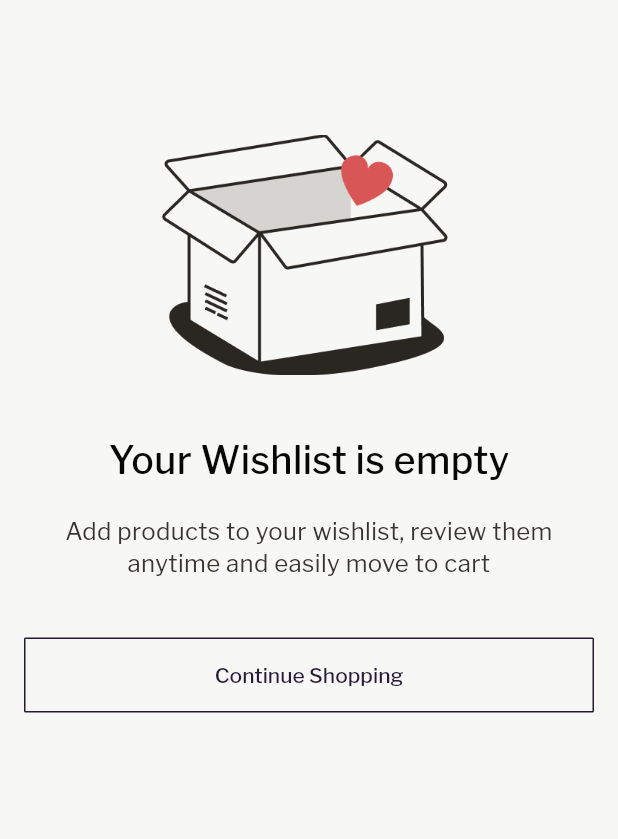
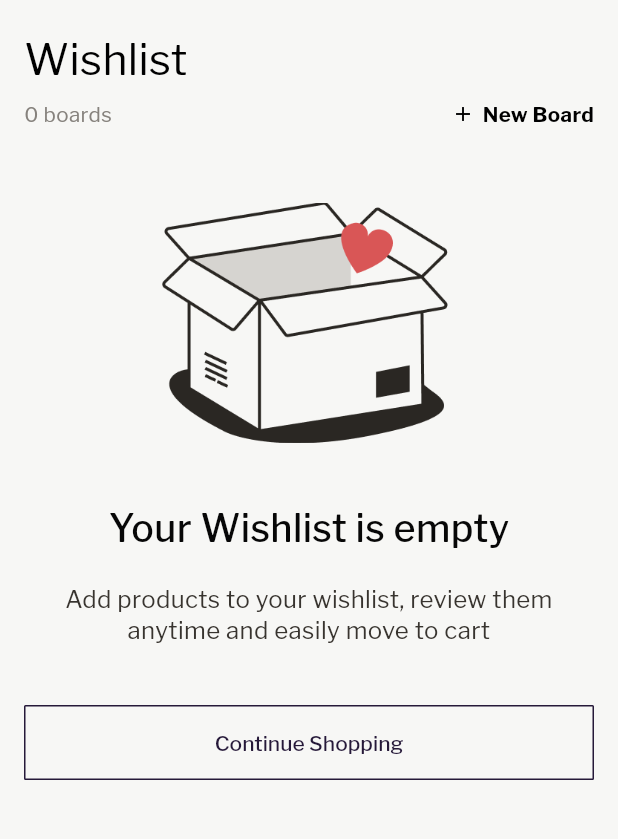
Before and after one commit to LaFetch2026/Lf_Application_Production, a Flutter app: the WishlistScreen screen opened directly, on a phone screen of 412 x 824 dp, the part 120-959 px from its top. Run offline on Flutter 3.47's test engine with Material 3 defaults, Android fonts, the phone set to English and light mode, and no system bars; our stand-ins replace cached_network_image, dropdown_button2, flutter_cache_manager, flutter_otp_text_field, flutter_rating_bar, flutter_screenutil and 5 more; accounts and stored records are empty; network calls fail.

Commit message:
solved wishlist issue

```diff
--- a/lib/controller/wishlist_controller.dart
+++ b/lib/controller/wishlist_controller.dart
@@ -20,6 +20,7 @@ class WishlistController extends BaseController {
   List wishlistList = [].obs;
   List deleteidList = [].obs;
   List productList = [].obs;
+  List wishListProduct = [].obs;
   RxInt addItem = 0.obs;
   RxInt productId = 0.obs;
   final boardNameController = TextEditingController();
@@ -177,8 +178,13 @@ class WishlistController extends BaseController {
           });
       var responseData = json.decode(response.body);
       if (response.statusCode == 200) {
+        print(responseData);
         if (responseData != null) {
           wishlistDetails = responseData;
+          if (responseData["products"].isNotEmpty) {
+            wishListProduct = responseData["products"];
+            print(wishListProduct);
+          }
         }
       } else if (response.statusCode == 500) {
         getSnackBar("Server Error");
--- a/lib/screens/wishlistscreen.dart
+++ b/lib/screens/wishlistscreen.dart
@@ -65,6 +65,72 @@ class WishlistScreenState extends State<WishlistScreen> {
               child: Column(
                 crossAxisAlignment: CrossAxisAlignment.start,
                 children: [
+                  Padding(
+                    padding:
+                        const EdgeInsets.only(top: 20, left: 16, right: 16),
+                    child: AppText(
+                      text: "Wishlist",
+                      fontFamily: "Franklin Gothic Regular",
+                      fontWeight: FontWeight.w400,
+                      color: blackColor,
+                      fontSize: 25.sp,
+                    ),
+                  ),
+                  Padding(
+                    padding:
+                        const EdgeInsets.only(top: 10, left: 16, right: 16),
+                    child: GestureDetector(
+                      onTap: () {
+                        Navigator.of(context)
+                            .push(MaterialPageRoute(
+                                builder: (BuildContext context) =>
+                                    const NewBoardScreen(
+                                      title: "New Board",
+                                      boardId: 0,
+                                      hintName: "Name of the Board",
+                                      boardName: "",
+                                      btnText: "Next",
+                                    )))
+                            .then((value) => setState(
+                                  () {
+                                    wishlistController.getWishlistData();
+                                  },
+                                ));
+                      },
+                      child: Row(
+                        children: [
+                          AppText(
+                            text:
+                                "${wishlistController.wishlistList.length} boards",
+                            fontFamily: "Franklin Gothic Regular",
+                            fontWeight: FontWeight.w400,
+                            color: textHintColor,
+                            fontSize: 12.sp,
+                          ),
+                          const Expanded(
+                            child: SizedBox(
+                              width: 0,
+                            ),
+                          ),
+                          const Icon(
+                            Icons.add,
+                            color: blackColor,
+                            size: 16,
+                          ),
+                          Padding(
+                            padding: const EdgeInsets.only(left: 5),
+                            child: AppText(
+                              text: "New Board",
+                              color: blackColor,
+                              fontSize: 12.sp,
+                              fontFamily: "Franklin Gothic Bold",
+                              fontWeight: FontWeight.w400,
+                            ),
+                          ),
+                        ],
+                      ),
+                    ),
+                  ),
                   Obx(() => wishlistController.isWishlist.value
                       ? const Padding(
                           padding: EdgeInsets.all(40.0),
@@ -75,7 +141,7 @@ class WishlistScreenState extends State<WishlistScreen> {
                               crossAxisAlignment: CrossAxisAlignment.center,
                               children: [
                                 const SizedBox(
-                                  height: 90,
+                                  height: 50,
                                 ),
                                 Image.asset(emptyBoxImage,
                                     height: 160, width: 196, fit: BoxFit.cover),
@@ -118,75 +184,6 @@ class WishlistScreenState extends State<WishlistScreen> {
                           : Column(
                               crossAxisAlignment: CrossAxisAlignment.start,
                               children: [
-                                Padding(
-                                  padding: const EdgeInsets.only(
-                                      top: 20, left: 16, right: 16),
-                                  child: AppText(
-                                    text: "Wishlist",
-                                    fontFamily: "Franklin Gothic Regular",
-                                    fontWeight: FontWeight.w400,
-                                    color: blackColor,
-                                    fontSize: 25.sp,
-                                  ),
-                                ),
-                                Padding(
-                                  padding: const EdgeInsets.only(
-                                      top: 10, left: 16, right: 16),
-                                  child: GestureDetector(
-                                    onTap: () {
-                                      Navigator.of(context)
-                                          .push(MaterialPageRoute(
-                                              builder: (BuildContext context) =>
-                                                  const NewBoardScreen(
-                                                    title: "New Board",
-                                                    boardId: 0,
-                                                    hintName:
-                                                        "Name of the Board",
-                                                    boardName: "",
-                                                    btnText: "Next",
-                                                  )))
-                                          .then((value) => setState(
-                                                () {
-                                                  wishlistController
-                                                      .getWishlistData();
-                                                },
-                                              ));
-                                    },
-                                    child: Row(
-                                      children: [
-                                        AppText(
-                                          text:
-                                              "${wishlistController.wishlistList.length} boards",
-                                          fontFamily: "Franklin Gothic Regular",
-                                          fontWeight: FontWeight.w400,
-                                          color: textHintColor,
-                                          fontSize: 12.sp,
-                                        ),
-                                        const Expanded(
-                                          child: SizedBox(
-                                            width: 0,
-                                          ),
-                                        ),
-                                        const Icon(
-                                          Icons.add,
-                                          color: blackColor,
-                                          size: 16,
-                                        ),
-                                        Padding(
-                                          padding:
-                                              const EdgeInsets.only(left: 5),
-                                          child: AppText(
-                                            text: "New Board",
-                                            color: blackColor,
-                                            fontSize: 12.sp,
-                                            fontFamily: "Franklin Gothic Bold",
-                                            fontWeight: FontWeight.w400,
-                                          ),
-                                        ),
-                                      ],
-                                    ),
-                                  ),
-                                ),
                                 Padding(
                                   padding: const EdgeInsets.symmetric(
                                       horizontal: 16, vertical: 10),
```
Also changed, not shown: lib/controller/shipaddress_controller.dart (+36 -8 lines), lib/screens/shippingaddressscreen.dart (+17 -7 lines), lib/screens/wishlist/boardscreen.dart (+26 -28 lines).
